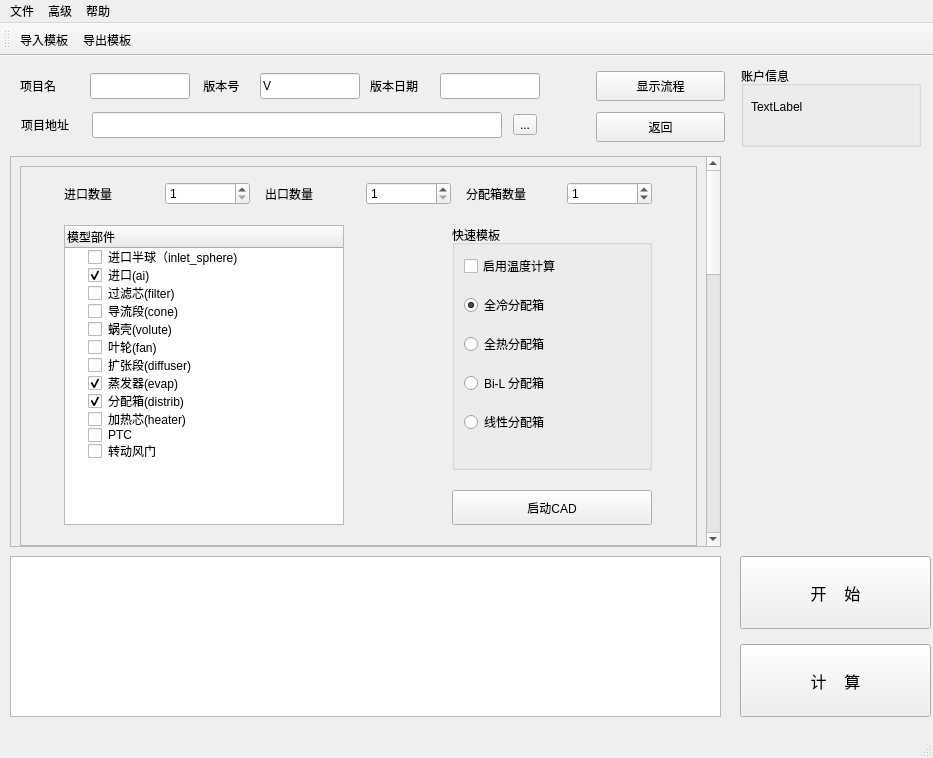
The window that ui/easy_test.ui (qweaxdzsc/fluent_add_on) describes before a commit, drawn with Qt 5.
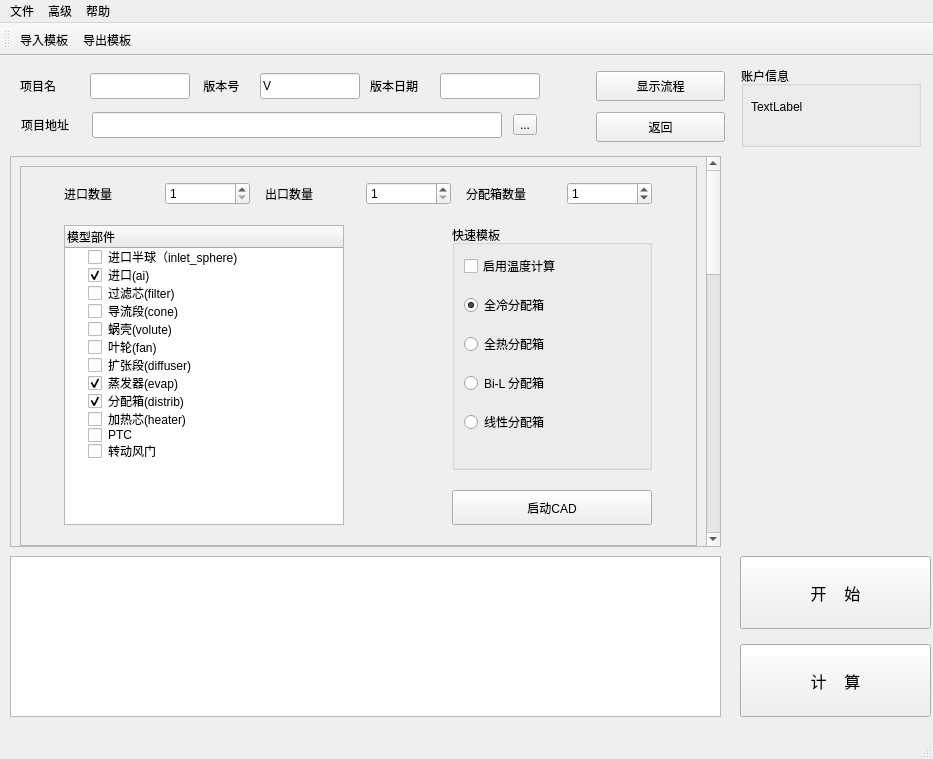
The same window after the commit. Icons and pictures are not drawn.

Patch:
```diff
--- a/ui/easy_test.ui
+++ b/ui/easy_test.ui
@@ -7,7 +7,7 @@
     <x>0</x>
     <y>0</y>
     <width>933</width>
-    <height>758</height>
+    <height>759</height>
    </rect>
   </property>
   <property name="maximumSize">
```
Left out of the diff: 631 changed lines with no effect on the pictures.
